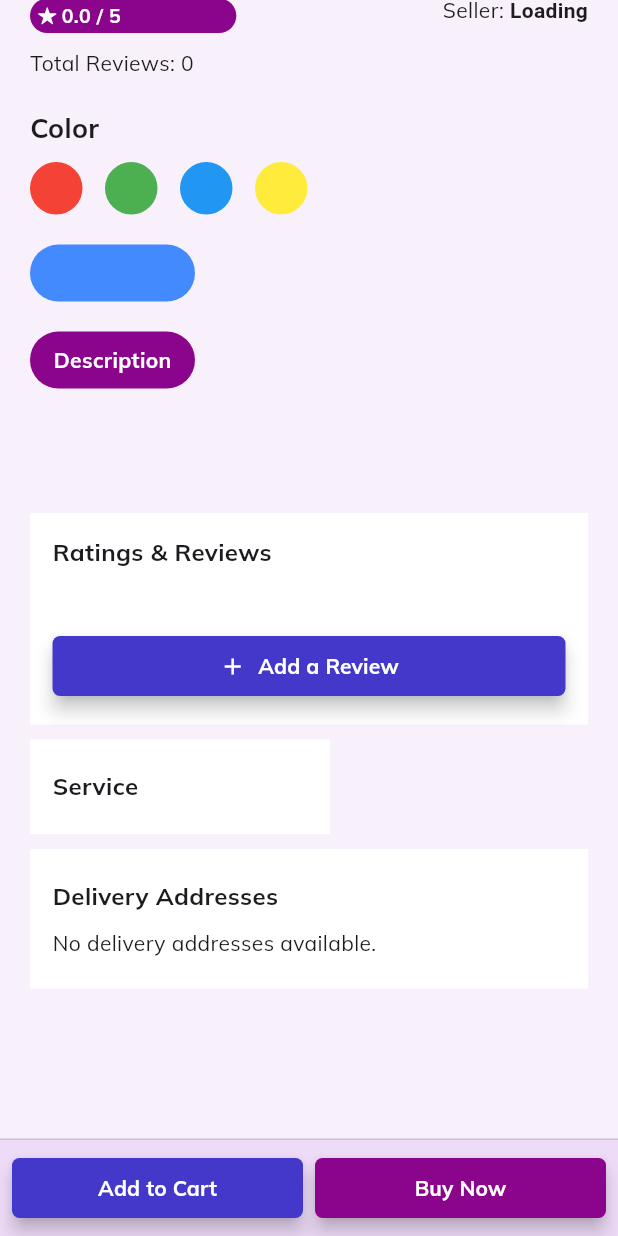
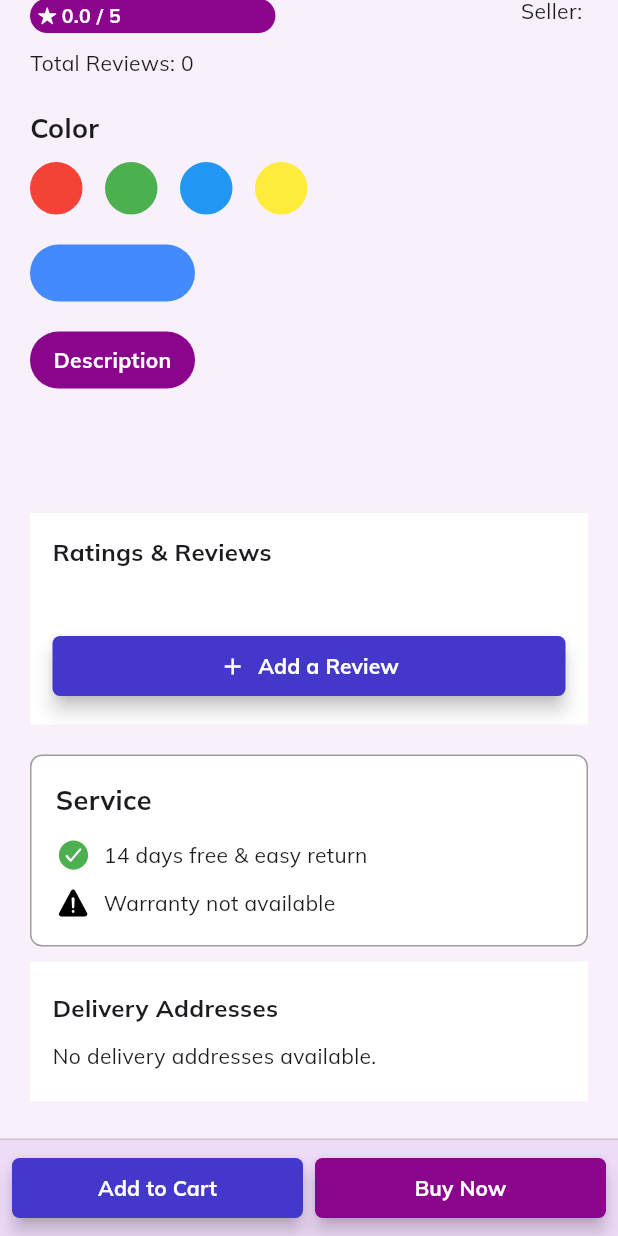
Before and after one commit to Sabooralt/Infantique, a Flutter app: the ProductScreen screen opened directly with empty values, scrolled down 460 dp, on a phone screen of 412 x 824 dp. Run offline on Flutter 3.47's test engine with Material 3 defaults, Android fonts, the light colour scheme and no system bars; our stand-ins replace carousel_slider, cloud_firestore, firebase_auth, firebase_core, firebase_storage, flutter_easyloading and 9 more; accounts and stored records are empty.

Commit message:
7th Commit

```diff
--- a/lib/admin_panel/UpdateProductScreen.dart
+++ b/lib/admin_panel/UpdateProductScreen.dart
@@ -150,6 +150,9 @@
                category: categoryController.text,
                 reviews: widget.product.reviews,
                 quantity: widget.product.quantity,
+                sellerId: widget.product.sellerId,
+                averageRating: widget.product.averageRating
+
               );
 
               List<String> originalImages = widget.product.images;
--- a/lib/admin_panel/product_crud.dart
+++ b/lib/admin_panel/product_crud.dart
@@ -254,7 +254,9 @@
           price: price,
           category: category,
           reviews: [],
-          quantity: int.tryParse(quantityText) ?? 0
+          quantity: int.tryParse(quantityText) ?? 0,
+          sellerId: sellerId,
+          averageRating: 0.0
         );
 
         await productService.addProduct(newProduct, sellerId);
--- a/lib/models/RatingManager.dart
+++ b/lib/models/RatingManager.dart
@@ -1,13 +1,8 @@
 import 'package:cloud_firestore/cloud_firestore.dart';
 
 class RatingManager {
-  static final RatingManager _instance = RatingManager._internal();
 
-  factory RatingManager() {
-    return _instance;
-  }
 
-  RatingManager._internal();
 
   double averageRating = 0.0;
 
@@ -39,6 +34,17 @@
     }
   }
 
+  Future<void> _updateProductAverageRating(String productId) async {
+    double averageRating = await getAverageRating(productId);
+
+    // Update the product document with the new average rating
+    await FirebaseFirestore.instance.collection('products').doc(productId).update({
+      'averageRating': averageRating,
+    });
+
+    print('Product average rating updated successfully');
+  }
+
   Future<int> getReviewsCount(String productId) async {
     try {
       QuerySnapshot<Map<String, dynamic>> snapshot = await FirebaseFirestore.instance
--- a/lib/models/product.dart
+++ b/lib/models/product.dart
@@ -10,7 +10,9 @@
   final List<String> images;
   final double price;
   final String category;
+  final double averageRating;
   int quantity;
+  final String sellerId;
 
   final List<Review> reviews;
 
@@ -23,6 +25,9 @@
     required this.category,
     required this.quantity,
     required this.reviews,
+    required this.sellerId,
+    required this.averageRating
+
   });
 
   factory Product.fromFirestore(DocumentSnapshot doc) {
@@ -32,6 +37,7 @@
 
     List<String> imageUrls = List<String>.from(data['image'] ?? []);
     List<dynamic> reviewDataList = data['reviews'] ?? [];
+    double averageRating = (data['averageRating'] ?? 0.0).toDouble();
 
     List<Review> productReviews = reviewDataList
         .map((reviewData) => Review.fromMap(reviewData))
@@ -46,6 +52,8 @@
       category: data['category'] ?? '',
       reviews: productReviews,
       quantity: data['quantity'] ?? 0,
+      sellerId: data['sellerId']?? '',
+      averageRating: averageRating
     );
   }
 }
@@ -53,6 +61,8 @@
 class ProductService {
   final CollectionReference _productsCollection =
   FirebaseFirestore.instance.collection('products');
+
+
 
   Future<List<Product>> getSearchedProducts({
     required String searchQuery,
@@ -165,7 +175,7 @@
           .get();
 
       if (snapshot.exists) {
-        return snapshot['sellerName'].toString(); // Replace with the actual field name containing seller's name
+        return snapshot['name'].toString();
       } else {
         return 'Unknown Seller';
       }
--- a/lib/screens/OrderDetailsScreen.dart
+++ b/lib/screens/OrderDetailsScreen.dart
@@ -49,7 +49,7 @@
 
             return Product(
               id: itemData['productId'],
-              quantity: itemData['quantity'], title: '', images: [], description: '', category: '', reviews: [], price: 0,
+              quantity: itemData['quantity'], title: '', images: [], description: '', category: '', reviews: [], price: 0, sellerId: '',averageRating: 0.0
               // Add other product details as needed
             );
           }).toList();
--- a/lib/screens/product_screen.dart
+++ b/lib/screens/product_screen.dart
@@ -402,26 +402,33 @@
                   ),
 
                   // Service
+                  const SizedBox(height: 20,),
                   Container(
-                    width: 200,
-                    color: Colors.white,
-                    padding:  const EdgeInsets.symmetric(
-                        horizontal: 15, vertical: 20),
-                    margin:  const EdgeInsets.only(top: 10),
-                    child:  const Column(
+                    padding: EdgeInsets.all(16.0), // Adjust padding as needed
+                    decoration: BoxDecoration(
+                      color: Colors.white,
+                      border: Border.all(color: Colors.grey), // Add a border for visual separation
+                      borderRadius: BorderRadius.circular(8.0), // Optional: Add border radius for rounded corners
+                    ),
+                    child: Column(
+
                       crossAxisAlignment: CrossAxisAlignment.start,
                       children: [
                         Text(
-                          'Service',
+                          'Service', // Add your desired heading
                           style: TextStyle(
-                            fontSize: 16,
                             fontWeight: FontWeight.bold,
+                            fontSize: 18.0,
                           ),
                         ),
-                        // Add more details about service and delivery...
+                         SizedBox(height: 12.0),
+                        _buildServiceOption("14 days free & easy return", Ionicons.checkmark_circle, Colors.green),
+                        SizedBox(height: 8.0), // Add vertical space between options
+                        _buildServiceOption("Warranty not available", Ionicons.warning, Colors.black),
                       ],
                     ),
                   ),
+
                   Container(
 
                     width: double.infinity,
@@ -505,7 +512,18 @@
 
 
 
-
+  Widget _buildServiceOption(String text, IconData icon, Color iconColor) {
+    return Row(
+      children: [
+        Icon(
+          icon,
+          color: iconColor,
+        ),
+        SizedBox(width: 8.0),
+        Text(text),
+      ],
+    );
+  }
 
 
   _showReviewForm(BuildContext context, Product product) {
--- a/lib/screens/sellers/sellerWidgets/AddProduct.dart
+++ b/lib/screens/sellers/sellerWidgets/AddProduct.dart
@@ -248,7 +248,9 @@
           price: price,
           category: category,
           reviews: [],
-          quantity: quantity
+          quantity: quantity,
+          sellerId: sellerId,
+          averageRating: 0.0
         );
 
         await productService.addProduct(newProduct, sellerId);
--- a/lib/screens/widgets/product_card.dart
+++ b/lib/screens/widgets/product_card.dart
@@ -6,11 +6,13 @@
 import 'package:infantique/models/product.dart';
 import 'package:infantique/screens/product_screen.dart';
 import 'package:flutter/foundation.dart';
+import '../../models/RatingManager.dart';
 
 class ProductCard extends StatelessWidget {
   final Product product;
+  final RatingManager ratingManager;
 
-  const ProductCard({Key? key, required this.product}) : super(key: key);
+  const ProductCard({Key? key, required this.product, required this.ratingManager}) : super(key: key);
 
   @override
   Widget build(BuildContext context) {
@@ -43,6 +45,7 @@
                   SizedBox(height: 150), // Ensure the text is below the image
                   Text(
                     product.title,
+                    maxLines: 1,
                     style: const TextStyle(
                       fontWeight: FontWeight.bold,
                       fontSize: 13,
```
Also changed, not shown: lib/screens/allProducts.dart (+11 -5 lines), lib/screens/home_screen.dart (+8 -9 lines), lib/screens/search_screens/ResultScreen.dart (+8 -9 lines), lib/screens/widgets/product_widgets/information.dart (+15 -21 lines), lib/screens/widgets/reviewForm.dart (+33 -1 lines), lib/widgets/product_card.dart (+50 -25 lines).
